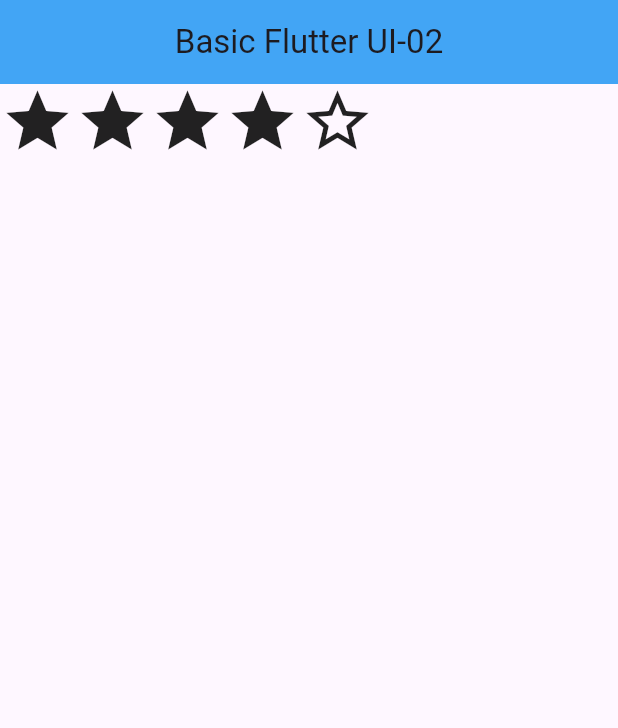
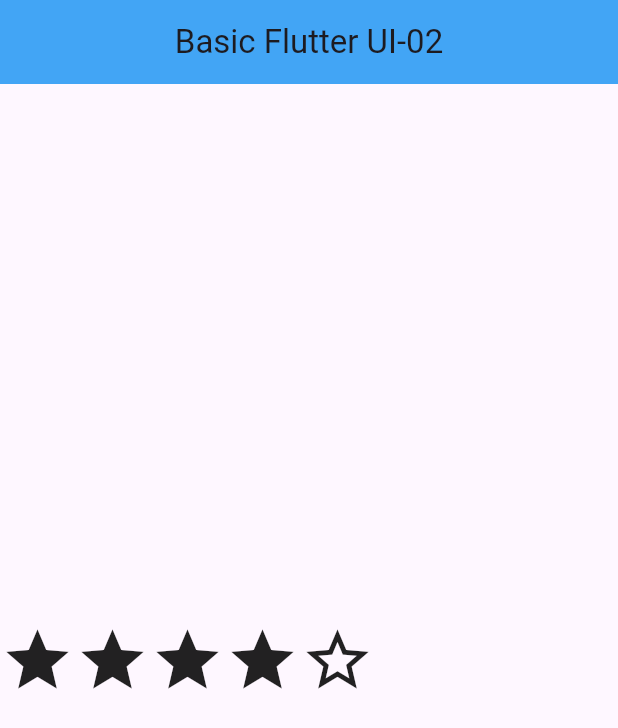
Before and after one commit to hasanrabbi18/flutter_application_1, a Flutter app: the screen it shows after launch, on a phone screen of 412 x 824 dp. Shown: the top 728 px of the screen. Run offline on Flutter 3.47's test engine with Material 3 defaults, Android fonts, the phone set to English and light mode, and no system bars.

Commit message:
icon used in middle

```diff
--- a/lib/main.dart
+++ b/lib/main.dart
@@ -17,7 +17,9 @@ class LabClass05 extends StatelessWidget {
           backgroundColor: Colors.blue[400],
           centerTitle: true,
         ),
-        body: Row(
+        body: Container(
+          height: double.infinity,
+          child: Row(
             children: [
               Icon(
                Icons.star,
@@ -42,6 +44,7 @@ class LabClass05 extends StatelessWidget {
             ],
           ),
         ),
+      ),
     );
   }
 }
```
Lines whose indentation alone changed are shown as unchanged.
